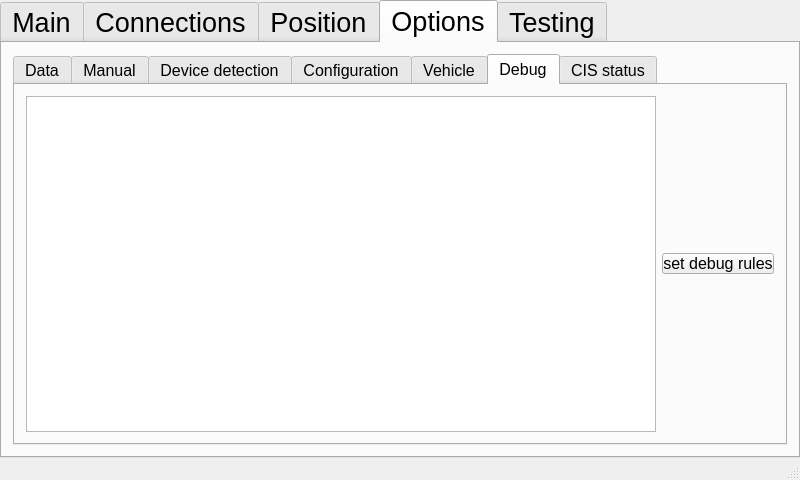
Above: mainwindow.ui from frutabruta/VDV301tester before the change. Below: the same form after it.
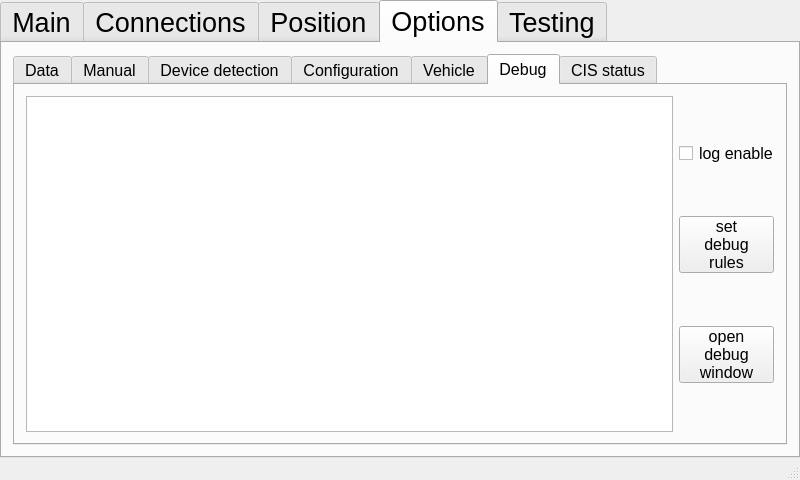
That is the form after the change. The open tabs and pages were chosen to show the change.

Commit message: debug window

What changed in the file:
```diff
--- a/mainwindow.ui
+++ b/mainwindow.ui
@@ -2816,11 +2816,33 @@
              <widget class="QPlainTextEdit" name="plainTextEdit_debug_rules"/>
             </item>
             <item>
+             <layout class="QVBoxLayout" name="verticalLayout_6">
+              <item>
+               <widget class="QCheckBox" name="checkBox_debugLogEnable">
+                <property name="text">
+                 <string>log enable</string>
+                </property>
+               </widget>
+              </item>
+              <item>
              <widget class="QPushButton" name="pushButton_options_debug_set">
               <property name="text">
-               <string>set debug rules</string>
-              </property>
-             </widget>
+                 <string>set
+debug
+rules</string>
+                </property>
+               </widget>
+              </item>
+              <item>
+               <widget class="QPushButton" name="pushButton_debugOpenWindow">
+                <property name="text">
+                 <string>open
+debug
+window</string>
+                </property>
+               </widget>
+              </item>
+             </layout>
             </item>
            </layout>
           </widget>
```
Left out of the diff: 2 changed lines with no effect on the pictures. Lines whose indentation alone changed are shown as unchanged. The commit also changes 12 other files.
